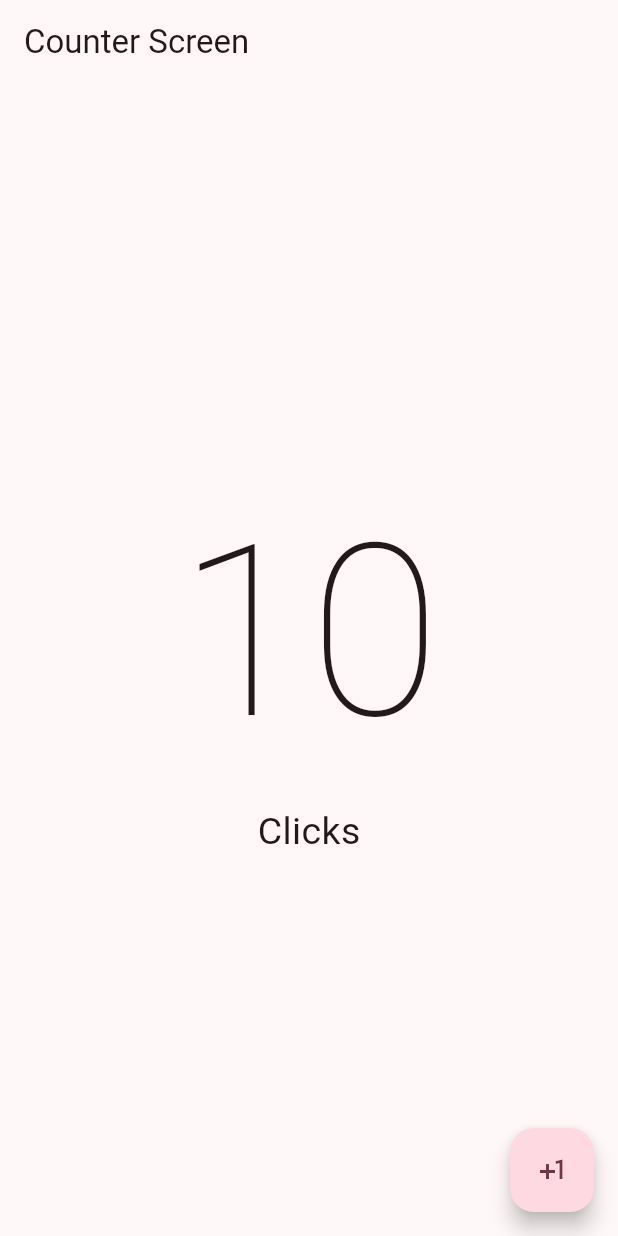
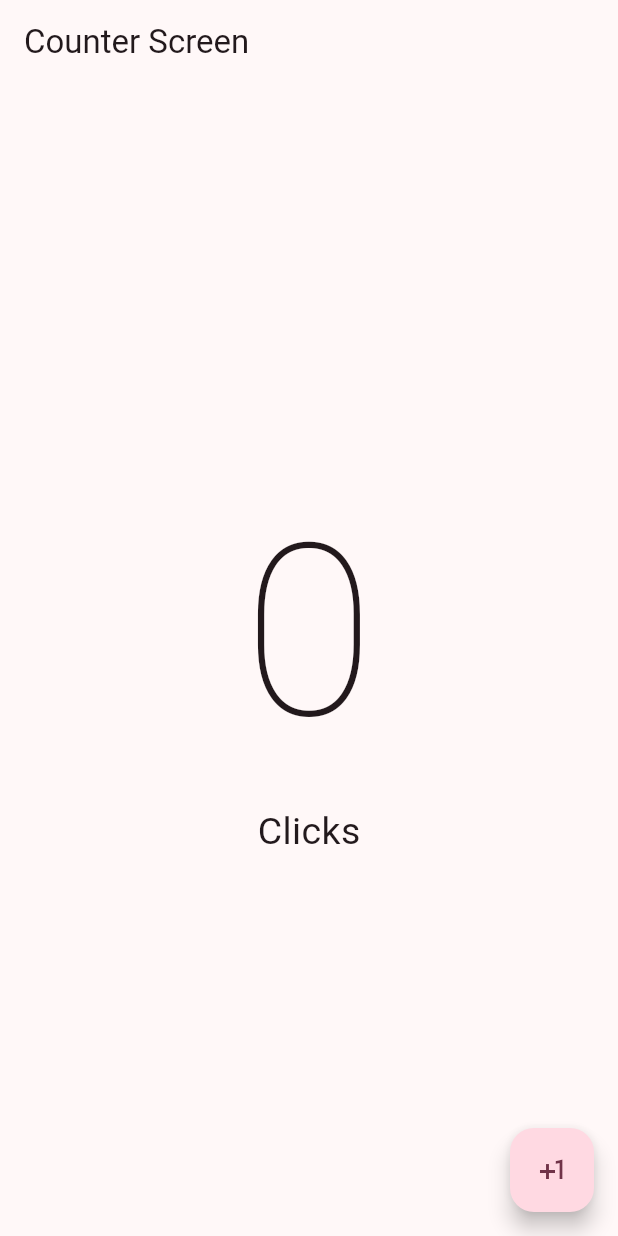
Before and after one commit to LeopoldoIII/hello_world_app, a Flutter app: the screen it shows after launch, on a phone screen of 412 x 824 dp. Run offline on Flutter 3.47's test engine with Material 2 defaults, Android fonts, the phone set to English and light mode, and no system bars.

```diff
--- a/lib/screens/counter/counter_screen.dart
+++ b/lib/screens/counter/counter_screen.dart
@@ -1,7 +1,14 @@
 import 'package:flutter/material.dart';
 
-class CounterScreen extends StatelessWidget {
+class CounterScreen extends StatefulWidget {
   const CounterScreen({super.key});
+
+  @override
+  State<CounterScreen> createState() => _CounterScreenState();
+}
+
+class _CounterScreenState extends State<CounterScreen> {
+  int clickCounter = 0;
 
   @override
   Widget build(BuildContext context) {
@@ -9,15 +16,16 @@ class CounterScreen extends StatelessWidget {
       appBar: AppBar(
         title: const Text('Counter Screen'),
       ),
-      body: const Center(
+      body: Center(
         child: Column(
           mainAxisAlignment: MainAxisAlignment.center,
           children: [
             Text(
-              '10',
-              style: TextStyle(fontSize: 160, fontWeight: FontWeight.w100),
+              '$clickCounter',
+              style:
+                  const TextStyle(fontSize: 160, fontWeight: FontWeight.w100),
             ),
-            Text(
+            const Text(
               'Clicks',
               style: TextStyle(fontSize: 25),
             ),
@@ -25,7 +33,10 @@ class CounterScreen extends StatelessWidget {
         ),
       ),
       floatingActionButton: FloatingActionButton(
-        onPressed: () {},
+        onPressed: () {
+          clickCounter++;
+          setState(() {});
+        },
         child: const Icon(Icons.plus_one),
       ),
     );
```
